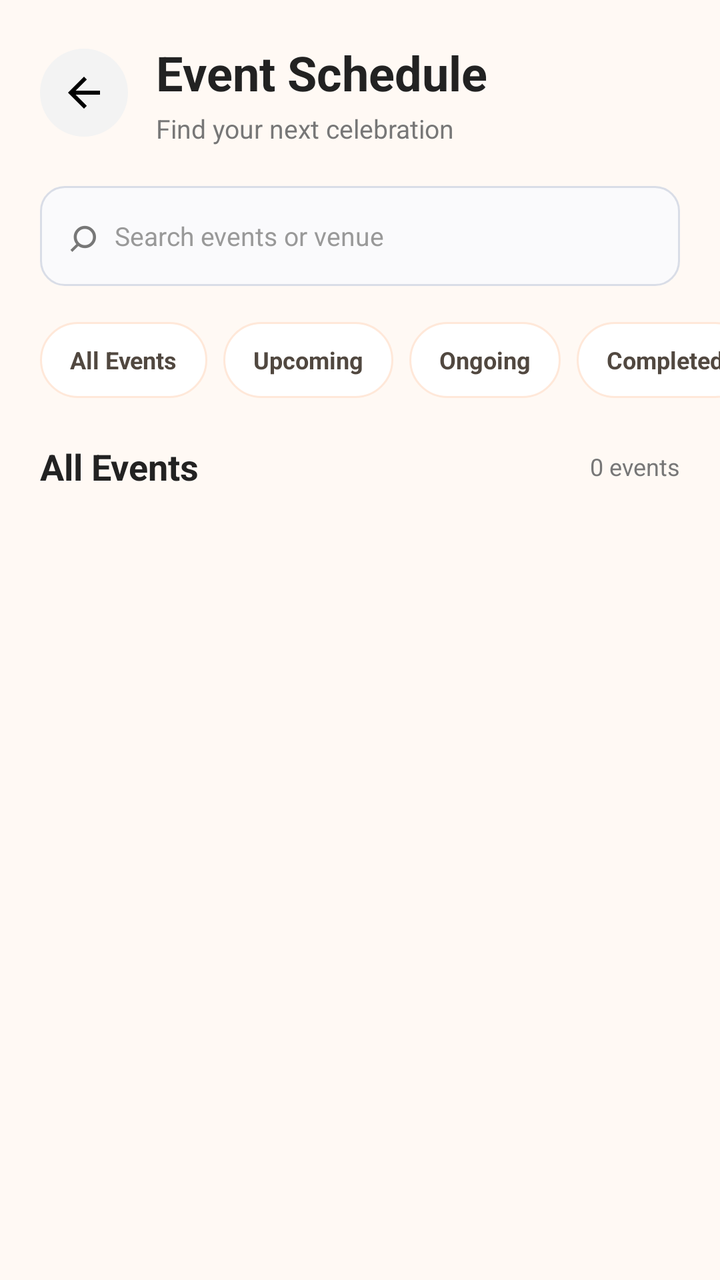
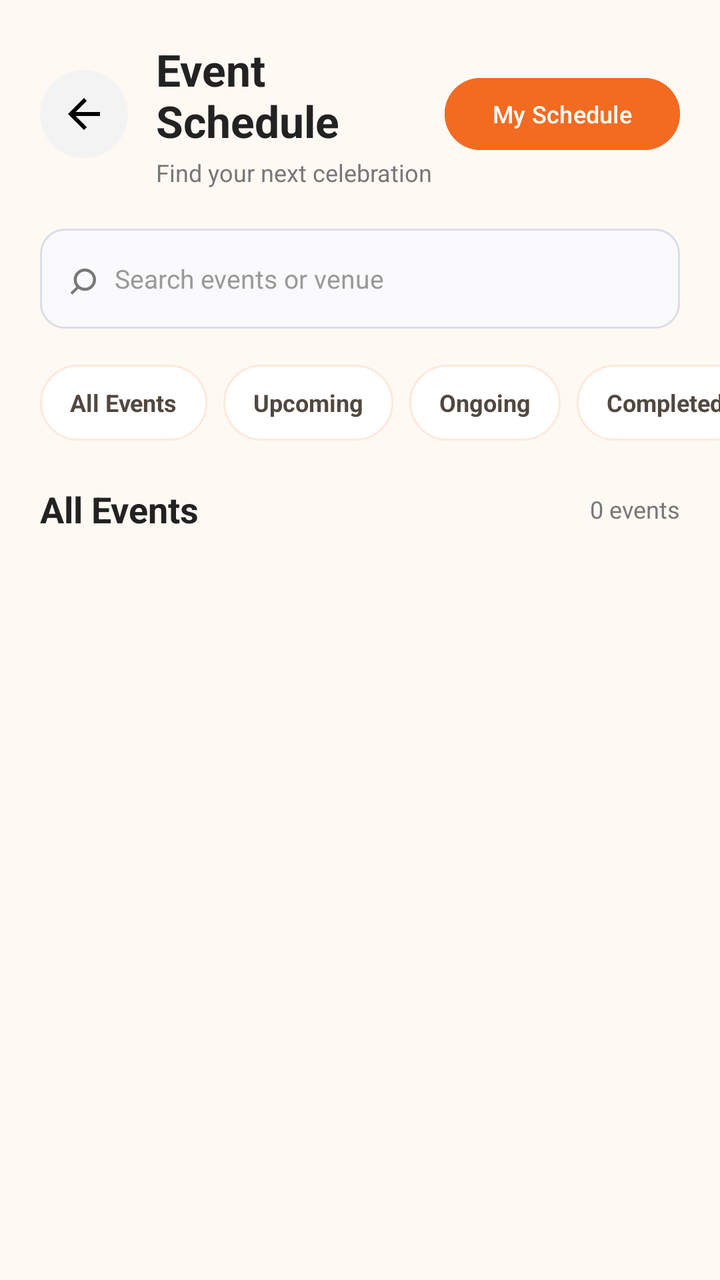

Compare the two renders of this Android layout. The source of the first and the diff that turns it into the second are given below.
<!-- AndroidManifest.xml: application theme Theme.Festive_hub -->
<!-- res/layout/activity_event_schedule.xml -->
<?xml version="1.0" encoding="utf-8"?>
<LinearLayout xmlns:android="http://schemas.android.com/apk/res/android"
    android:layout_width="match_parent"
    android:layout_height="match_parent"
    android:orientation="vertical"
    android:background="#FFF9F4">

    <LinearLayout
        android:layout_width="match_parent"
        android:layout_height="wrap_content"
        android:gravity="center_vertical"
        android:orientation="horizontal"
        android:padding="20dp">

        <ImageButton
            android:id="@+id/btnScheduleBack"
            android:layout_width="44dp"
            android:layout_height="44dp"
            android:background="@drawable/bg_circle_light"
            android:contentDescription="Back"
            android:padding="10dp"
            android:src="@drawable/ic_arrow_back" />

        <LinearLayout
            android:layout_width="0dp"
            android:layout_height="wrap_content"
            android:layout_marginStart="14dp"
            android:layout_weight="1"
            android:orientation="vertical">

            <TextView
                android:layout_width="wrap_content"
                android:layout_height="wrap_content"
                android:text="Event Schedule"
                android:textColor="#222222"
                android:textSize="24sp"
                android:textStyle="bold" />

            <TextView
                android:layout_width="wrap_content"
                android:layout_height="wrap_content"
                android:layout_marginTop="3dp"
                android:text="Find your next celebration"
                android:textColor="#777777"
                android:textSize="13sp" />
        </LinearLayout>
    </LinearLayout>

    <LinearLayout
        android:layout_width="match_parent"
        android:layout_height="50dp"
        android:layout_marginStart="20dp"
        android:layout_marginEnd="20dp"
        android:background="@drawable/bg_input"
        android:gravity="center_vertical"
        android:orientation="horizontal"
        android:paddingStart="14dp"
        android:paddingEnd="14dp">

        <TextView
            android:layout_width="wrap_content"
            android:layout_height="wrap_content"
            android:text="⌕"
            android:textColor="#777777"
            android:textSize="24sp" />

        <EditText
            android:id="@+id/etScheduleSearch"
            android:layout_width="0dp"
            android:layout_height="match_parent"
            android:layout_marginStart="8dp"
            android:layout_weight="1"
            android:background="@android:color/transparent"
            android:hint="Search events or venue"
            android:singleLine="true"
            android:textColor="#222222"
            android:textColorHint="#999999"
            android:textSize="13sp" />
    </LinearLayout>

    <HorizontalScrollView
        android:layout_width="match_parent"
        android:layout_height="wrap_content"
        android:layout_marginTop="18dp"
        android:scrollbars="none">

        <LinearLayout
            android:layout_width="wrap_content"
            android:layout_height="wrap_content"
            android:orientation="horizontal"
            android:paddingStart="20dp"
            android:paddingEnd="20dp">

            <TextView
                android:id="@+id/tabScheduleAll"
                style="@style/ScheduleFilterTab"
                android:text="All Events" />

            <TextView
                android:id="@+id/tabScheduleUpcoming"
                style="@style/ScheduleFilterTab"
                android:layout_marginStart="8dp"
                android:text="Upcoming" />

            <TextView
                android:id="@+id/tabScheduleOngoing"
                style="@style/ScheduleFilterTab"
                android:layout_marginStart="8dp"
                android:text="Ongoing" />

            <TextView
                android:id="@+id/tabScheduleCompleted"
                style="@style/ScheduleFilterTab"
                android:layout_marginStart="8dp"
                android:text="Completed" />
        </LinearLayout>
    </HorizontalScrollView>

    <LinearLayout
        android:layout_width="match_parent"
        android:layout_height="wrap_content"
        android:gravity="center_vertical"
        android:orientation="horizontal"
        android:paddingStart="20dp"
        android:paddingTop="22dp"
        android:paddingEnd="20dp"
        android:paddingBottom="10dp">

        <TextView
            android:layout_width="0dp"
            android:layout_height="wrap_content"
            android:layout_weight="1"
            android:text="All Events"
            android:textColor="#222222"
            android:textSize="18sp"
            android:textStyle="bold" />

        <TextView
            android:id="@+id/tvScheduleEventCount"
            android:layout_width="wrap_content"
            android:layout_height="wrap_content"
            android:text="0 events"
            android:textColor="#777777"
            android:textSize="12sp" />
    </LinearLayout>

    <ScrollView
        android:layout_width="match_parent"
        android:layout_height="0dp"
        android:layout_weight="1"
        android:clipToPadding="false"
        android:fillViewport="true"
        android:paddingStart="20dp"
        android:paddingEnd="20dp"
        android:paddingBottom="20dp">

        <LinearLayout
            android:layout_width="match_parent"
            android:layout_height="wrap_content"
            android:orientation="vertical">

            <TextView
                android:id="@+id/tvScheduleNoEvents"
                android:layout_width="match_parent"
                android:layout_height="wrap_content"
                android:gravity="center"
                android:padding="28dp"
                android:text="No events available yet."
                android:textColor="#777777"
                android:textSize="14sp"
                android:visibility="gone" />

            <LinearLayout
                android:id="@+id/scheduleEventsContainer"
                android:layout_width="match_parent"
                android:layout_height="wrap_content"
                android:orientation="vertical" />
        </LinearLayout>
    </ScrollView>

</LinearLayout>
<!-- resources referenced by this layout -->
<resources>
  <!-- drawable bg_circle_light (drawable) -->
  <?xml version="1.0" encoding="utf-8"?>
  <shape xmlns:android="http://schemas.android.com/apk/res/android"
      android:shape="oval">
  
      <solid android:color="#F3F3F3"/>
  
  </shape>
  <!-- drawable bg_input (drawable) -->
  <?xml version="1.0" encoding="utf-8"?>
  <shape xmlns:android="http://schemas.android.com/apk/res/android"
      android:shape="rectangle">
  
      <solid android:color="#FAFAFC" />
  
      <stroke
          android:width="1dp"
          android:color="#D9DDE7" />
  
      <corners android:radius="12dp" />
  
      <padding
          android:left="16dp"
          android:right="16dp" />
  
  </shape>
  <!-- drawable ic_arrow_back (drawable) -->
  <vector xmlns:android="http://schemas.android.com/apk/res/android" android:autoMirrored="true" android:height="24dp" android:tint="#000000" android:viewportHeight="24" android:viewportWidth="24" android:width="24dp">
        
      <path android:fillColor="@android:color/white" android:pathData="M20,11H7.83l5.59,-5.59L12,4l-8,8 8,8 1.41,-1.41L7.83,13H20v-2z"/>
      
  </vector>
  <style name="ScheduleFilterTab">
          <item name="android:layout_width">wrap_content</item>
          <item name="android:layout_height">38dp</item>
          <item name="android:background">@drawable/bg_schedule_tab</item>
          <item name="android:gravity">center</item>
          <item name="android:paddingStart">15dp</item>
          <item name="android:paddingEnd">15dp</item>
          <item name="android:textColor">#514840</item>
          <item name="android:textSize">12sp</item>
          <item name="android:textStyle">bold</item>
          <item name="android:clickable">true</item>
          <item name="android:focusable">true</item>
      </style>
  <style name="Theme.Festive_hub" parent="Base.Theme.Festive_hub" />
  <!-- drawable bg_schedule_tab (drawable) -->
  <?xml version="1.0" encoding="utf-8"?>
  <shape xmlns:android="http://schemas.android.com/apk/res/android">
      <solid android:color="#FFFFFF" />
      <corners android:radius="22dp" />
      <stroke
          android:width="1dp"
          android:color="#FFE8D9" />
  </shape>
  <style name="Base.Theme.Festive_hub" parent="Theme.Material3.DayNight.NoActionBar">
          
          
      </style>
</resources>

<!-- the commit's change to res/layout/activity_event_schedule.xml (unified diff, before → after) -->
@@ -5,6 +5,7 @@
     android:orientation="vertical"
     android:background="#FFF9F4">
 
+    
     <LinearLayout
         android:layout_width="match_parent"
         android:layout_height="wrap_content"
@@ -29,23 +30,37 @@
             android:orientation="vertical">
 
             <TextView
+                android:id="@+id/tvScheduleTitle"
                 android:layout_width="wrap_content"
                 android:layout_height="wrap_content"
                 android:text="Event Schedule"
                 android:textColor="#222222"
-                android:textSize="24sp"
+                android:textSize="22sp"
                 android:textStyle="bold" />
 
             <TextView
+                android:id="@+id/tvScheduleSubtitle"
                 android:layout_width="wrap_content"
                 android:layout_height="wrap_content"
                 android:layout_marginTop="3dp"
                 android:text="Find your next celebration"
                 android:textColor="#777777"
-                android:textSize="13sp" />
+                android:textSize="12sp" />
         </LinearLayout>
+
+        <Button
+            android:id="@+id/btnMyScheduleMode"
+            android:layout_width="wrap_content"
+            android:layout_height="44dp"
+            android:backgroundTint="#F26B21"
+            android:text="My Schedule"
+            android:textAllCaps="false"
+            android:textColor="#FFFFFF"
+            android:textSize="12sp" />
+
     </LinearLayout>
 
+    
     <LinearLayout
         android:layout_width="match_parent"
         android:layout_height="50dp"
@@ -78,6 +93,7 @@
             android:textSize="13sp" />
     </LinearLayout>
 
+    
     <HorizontalScrollView
         android:layout_width="match_parent"
         android:layout_height="wrap_content"
@@ -113,9 +129,11 @@
                 style="@style/ScheduleFilterTab"
                 android:layout_marginStart="8dp"
                 android:text="Completed" />
+
         </LinearLayout>
     </HorizontalScrollView>
 
+    
     <LinearLayout
         android:layout_width="match_parent"
         android:layout_height="wrap_content"
@@ -127,6 +145,7 @@
         android:paddingBottom="10dp">
 
         <TextView
+            android:id="@+id/tvScheduleListHeading"
             android:layout_width="0dp"
             android:layout_height="wrap_content"
             android:layout_weight="1"
@@ -142,8 +161,10 @@
             android:text="0 events"
             android:textColor="#777777"
             android:textSize="12sp" />
+
     </LinearLayout>
 
+    
     <ScrollView
         android:layout_width="match_parent"
         android:layout_height="0dp"
@@ -175,6 +196,7 @@
                 android:layout_width="match_parent"
                 android:layout_height="wrap_content"
                 android:orientation="vertical" />
+
         </LinearLayout>
     </ScrollView>
 
